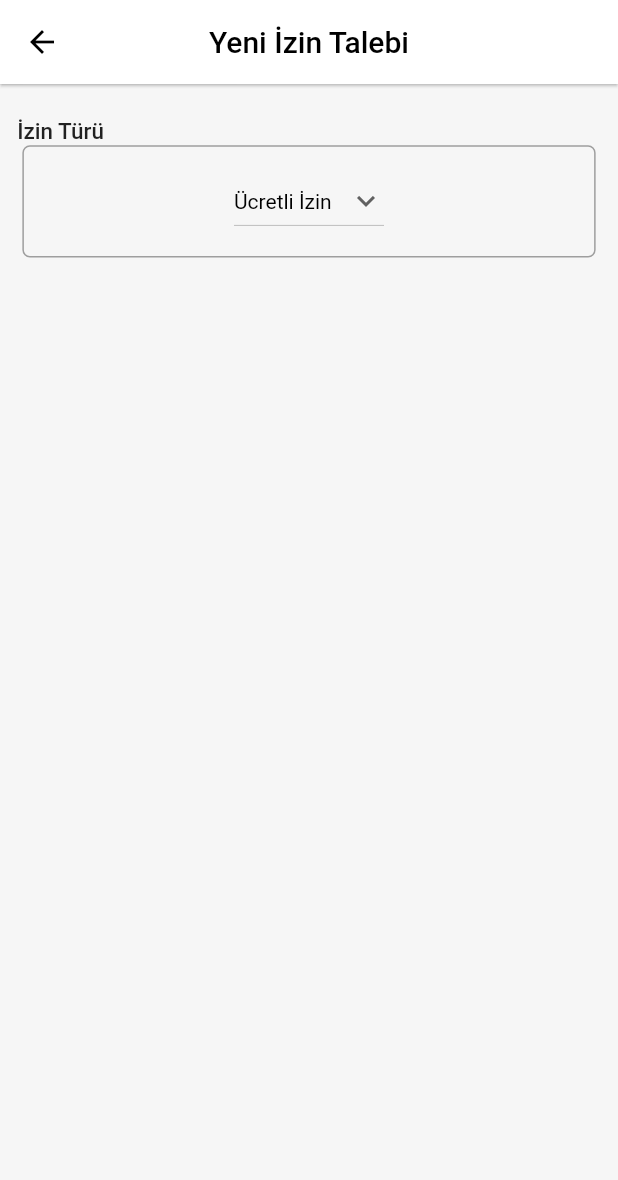
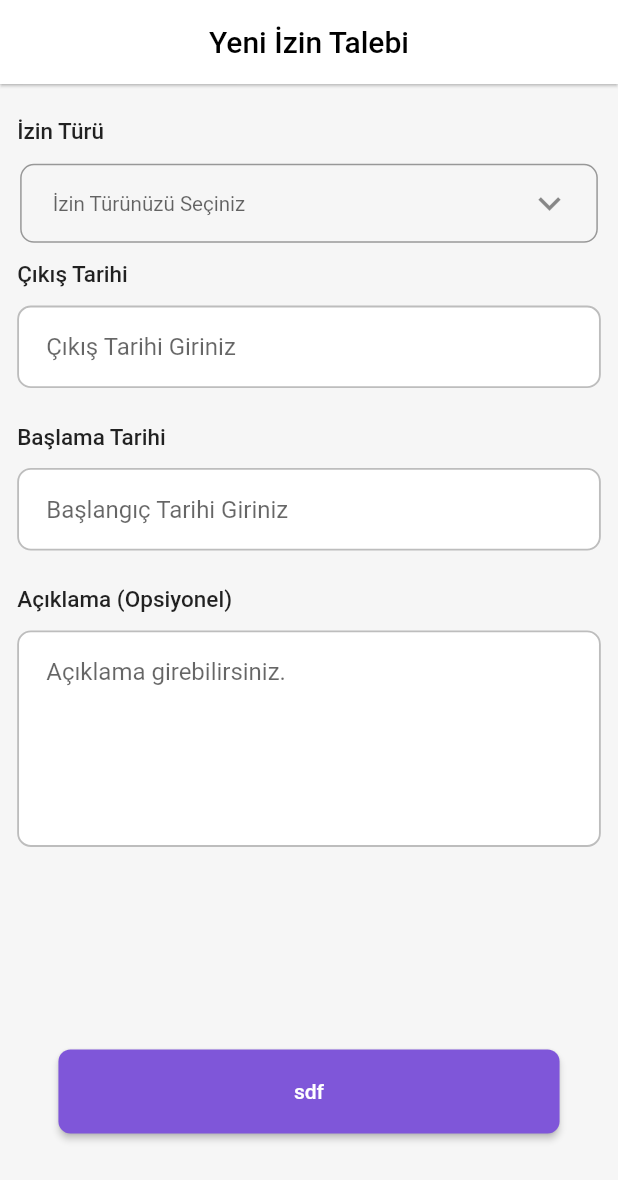
Before and after one commit to hmustafabolat/peptaskApp, a Flutter app: the AdminMainPage screen opened directly, after a tap on "Yeni İzin Talebi", on a phone screen of 412 x 824 dp. Shown: the top 1180 px of the screen. Run offline on Flutter 3.47's test engine with Material 2 defaults, Android fonts, the phone set to English and light mode, and no system bars; our stand-ins replace cloud_firestore, dotted_border, dropdown_button2, firebase_auth, firebase_core, flutter_screenutil and 1 more; accounts and stored records are empty.

Commit message:
Dropdownbutton added

```diff
--- a/lib/view/admin_main_page.dart
+++ b/lib/view/admin_main_page.dart
@@ -7,6 +7,8 @@ import 'package:peptask/widgets/cards/card_widgets.dart';
 import 'package:peptask/widgets/icons/icons.dart';
 import 'package:flutter_screenutil/flutter_screenutil.dart';
 
+import '../viewmodel/auth_viewmodel.dart';
+
 class AdminMainPage extends StatelessWidget {
   const AdminMainPage({Key? key}) : super(key: key);
 
@@ -15,21 +17,27 @@ class AdminMainPage extends StatelessWidget {
     return SafeArea(
       child: Scaffold(
         backgroundColor: Color.fromRGBO(246, 246, 246, 1),
-        appBar: AppBar(
-          title: Text(
-            "pepteam",
-            style: TextStyle(color: Colors.black),
-          ),
-          backgroundColor: Color.fromRGBO(255, 255, 255, 1),
-          elevation: 1,
-          leading: AppLogo(path: "assets/images/logo icon small.png"),
-        ),
         body: SingleChildScrollView(
-          child: Padding(
-            padding: const EdgeInsets.all(8.0),
           child: Column(
             crossAxisAlignment: CrossAxisAlignment.start,
             children: [
+              Container(
+                height: 0.07.sh,
+                color: Colors.white,
+                child: Padding(
+                  padding: EdgeInsets.only(left: 14.0),
+                  child: Row(
+                    children: [
+                      Image.asset("assets/images/logo icon small.png"),
+                      SizedBox(width: 0.02.sw),
+                      Image.asset("assets/images/pepteam_logo.png"),
+                      SizedBox(width: 0.55.sw,),
+                      CircleAvatar(child: Icon(Icons.person),)
+                    ],
+                  ),
+                ),
+              ),
+              Padding(padding: EdgeInsets.all(8), child: Column(children: [
                 CardWidgetTop(allowance: "Onaylanan İzinlerim", allowanceNum: 4),
                 CardWidgetMid(allowance: "Reddedilen İzinlerim", allowanceNum: 4),
                 CardWidgetMid2(allowance: "Ücretsiz İzinlerim", allowanceNum: 5),
@@ -48,6 +56,8 @@ class AdminMainPage extends StatelessWidget {
                   onTap: (){
                     Get.to(PermissionRequestPage());
                   },
+                  child: Padding(
+                    padding: EdgeInsets.only(right: 8.0,left: 8).r,
                     child: DottedBorder(
                       dashPattern: [6, 3, 6, 3],
                       borderType: BorderType.RRect,
@@ -63,6 +73,7 @@ class AdminMainPage extends StatelessWidget {
                             Icon(Icons.add),
                             Text(" Yeni İzin Talebi"),
                           ],
+                        ),
                       ),
                     ),
                   ),
@@ -232,8 +243,9 @@ class AdminMainPage extends StatelessWidget {
                     ),
                   ),
                 ),
+              ],),),
+
             ],
-            ),
           ),
         ),
       ),
--- a/lib/view/permission_request.dart
+++ b/lib/view/permission_request.dart
@@ -1,7 +1,20 @@
+import 'package:dropdown_button2/dropdown_button2.dart';
 import 'package:flutter/material.dart';
 import 'package:flutter_screenutil/flutter_screenutil.dart';
+import 'package:peptask/widgets/buttons/button.dart';
 import 'package:peptask/widgets/buttons/dropDownButton.dart';
+import 'package:peptask/widgets/text-field/text_field_widgets.dart';
 import 'package:peptask/widgets/text/text_widgets.dart';
+
+final List<String> permissionType = [
+  'Ücretli İzin',
+  'Ücretsiz İzin',
+  'Yıllık İzin'
+];
+
+String? selectedValue;
+
+final _formKey = GlobalKey<FormState>();
 
 class PermissionRequestPage extends StatefulWidget {
   const PermissionRequestPage({Key? key}) : super(key: key);
@@ -17,19 +30,36 @@ class _PermissionRequestPageState extends State<PermissionRequestPage> {
       child: Scaffold(
         backgroundColor: Color.fromRGBO(246, 246, 246, 1),
         appBar: AppBar(
-          leading: BackButton(color: Colors.black,),
+
           centerTitle: true,
           title: Text("Yeni İzin Talebi",style: TextStyle(color: Colors.black,),),
           backgroundColor: Color.fromRGBO(255, 255, 255, 1),
           elevation: 0.8,
         ),
-        body: Padding(
-          padding:  EdgeInsets.only(top: 20.0, left: 10, right: 10).w,
-          child: Column(children: [
-            InfoTextWidget(infoText: "İzin Türü"),
-            SizedBox(height: 0.02,),
-            IzinDropdown(),
-          ],),
+        body: SingleChildScrollView(
+          child: Padding(
+            padding:  EdgeInsets.only(top: 20.0, left: 10, right: 10).w,
+            child: Column(children: [
+              InfoTextWidget(infoText: "İzin Türü"),
+              SizedBox(height: 0.015.sh),
+              DropDownButton(),
+              SizedBox(height: 0.015.sh,),
+              InfoTextWidget(infoText: "Çıkış Tarihi"),
+              TextFieldDate(hintText: "    Çıkış Tarihi Giriniz",),
+              SizedBox(height: 0.015.sh,),
+              InfoTextWidget(infoText: "Başlama Tarihi"),
+              TextFieldDate(hintText: "    Başlangıç Tarihi Giriniz",),
+              SizedBox(height: 0.015.sh,),
+              InfoTextWidget(infoText: "Açıklama (Opsiyonel)"),
+              TextFieldExplanation(hintText: "    Açıklama girebilirsiniz."),
+              SizedBox(height: 0.15.sh,),
+              PurpleMainButton(text: "sdf", onPressed: (){}),
+              SizedBox(height: 0.05.sh,)
+
+
+
+            ],),
+          ),
         ),
       ),
     );
--- a/lib/view/register_page.dart
+++ b/lib/view/register_page.dart
@@ -31,7 +31,7 @@ class _RegisterPageState extends State<RegisterPage> {
               children: [
                 BackLogo(),
                 Padding(
-                  padding: EdgeInsets.only(top: 40, left: 15).r,
+                  padding: EdgeInsets.only(top: 50, left: 15).r,
                   child: RegisterPageSignUpText(),
                 ),
                 Padding(
@@ -42,6 +42,7 @@ class _RegisterPageState extends State<RegisterPage> {
                       child: Column(
                         mainAxisAlignment: MainAxisAlignment.center,
                         children: [
+                          SizedBox(height: 0.03.sh,),
                           InfoTextWidget(infoText: "Tam Adınız"),
                           TextFieldName(),
                           SizedBox(
--- a/lib/widgets/buttons/dropDownButton.dart
+++ b/lib/widgets/buttons/dropDownButton.dart
@@ -1,50 +1,90 @@
+import 'package:dropdown_button2/dropdown_button2.dart';
 import 'package:flutter/material.dart';
+import 'package:flutter_screenutil/flutter_screenutil.dart';
 
-class IzinDropdown extends StatefulWidget {
+final List<String> permissionType = [
+  'Ücretli İzin',
+  'Ücretsiz İzin',
+  'Yıllık İzin'
+];
+
+String? selectedValue;
+
+final _formKey = GlobalKey<FormState>();
+
+class DropDownButton extends StatefulWidget {
+  const DropDownButton({Key? key}) : super(key: key);
+
   @override
-  _IzinDropdownState createState() => _IzinDropdownState();
+  State<DropDownButton> createState() => _DropDownButtonState();
 }
 
-class _IzinDropdownState extends State<IzinDropdown> {
-  String dropdownValue = 'Ücretli İzin';
-
+class _DropDownButtonState extends State<DropDownButton> {
   @override
   Widget build(BuildContext context) {
-    final double phoneWidth = MediaQuery.of(context).size.width;
-    final double phoneHeight = MediaQuery.of(context).size.height;
+    return Form(
+      key: _formKey,
+      child: Padding(
+        padding:  EdgeInsets.symmetric(horizontal: 2),
+        child: Column(
+          mainAxisAlignment: MainAxisAlignment.center,
+          children: [
+            DropdownButtonFormField2(
+              decoration: InputDecoration(
+                isDense: false,
+                contentPadding: EdgeInsets.all(5).w,
+                border: OutlineInputBorder(
+                  borderRadius: BorderRadius.circular(8).w,
+                ),
+              ),
+              isExpanded: true,
+              hint: Text(
+                'İzin Türünüzü Seçiniz',
+                style: TextStyle(fontSize: 12.sp,),
+              ),
 
-    final double paddingVertical = phoneHeight * 0.015;
-    final double paddingHorizontal = phoneWidth * 0.34;
-
-    return Container(
-      padding: EdgeInsets.symmetric(
-        vertical: paddingVertical,
-        horizontal: paddingHorizontal,
-      ),
-      decoration: BoxDecoration(
-        border: Border.all(color: Colors.grey),
-        borderRadius: BorderRadius.circular(5),
-      ),
-      child: DropdownButton<String>(
-        value: dropdownValue,
-
-        icon: const Icon(Icons.keyboard_arrow_down_outlined),
-        iconSize: 24,
-        elevation: 16,
-        style: const TextStyle(color: Colors.black),
-
-        onChanged: (String? newValue) {
-          setState(() {
-            dropdownValue = newValue!;
-          });
-        },
-        items: <String>['Ücretli İzin', 'Ücretsiz İzin', 'Yıllık İzin', 'Mazeret İzni']
-            .map<DropdownMenuItem<String>>((String value) {
-          return DropdownMenuItem<String>(
-            value: value,
-            child: Text(value),
-          );
-        }).toList(),
+              items: permissionType
+                  .map((item) => DropdownMenuItem<String>(
+                value: item,
+                child: Text(
+                  item,
+                  style: TextStyle(
+                      fontSize: 13.sp,
+                      fontWeight: FontWeight.w400,
+                  ),
+                ),
+              ))
+                  .toList(),
+              validator: (value) {
+                if (value == null) {
+                  return 'Lütfen İzin Türü Seçiniz';
+                }
+                return null;
+              },
+              onChanged: (value) {
+              },
+              onSaved: (value) {
+                selectedValue = value.toString();
+              },
+              buttonStyleData: ButtonStyleData(
+                height: 0.05.sh,
+                padding: EdgeInsets.only(right: 10).r,
+              ),
+              iconStyleData: const IconStyleData(
+                icon: Icon(
+                  Icons.keyboard_arrow_down_outlined,
+                  color: Colors.black45,
+                ),
+                iconSize: 30,
+              ),
+              dropdownStyleData: DropdownStyleData(
+                decoration: BoxDecoration(
+                  borderRadius: BorderRadius.circular(10),
+                ),
+              ),
+            ),
+          ],
+        ),
       ),
     );
   }
--- a/lib/widgets/text-field/text_field_widgets.dart
+++ b/lib/widgets/text-field/text_field_widgets.dart
@@ -29,7 +29,7 @@ class TextFieldEmail extends StatelessWidget {
         },
         decoration: InputDecoration(
           border: InputBorder.none,
-          hintText: 'Email girin',
+          hintText: '  Email girin',
 
         ),
       ),
@@ -57,7 +57,7 @@ class TextFieldPassword extends StatelessWidget {
         obscureText: true,
         decoration: InputDecoration(
           border: InputBorder.none,
-          hintText: 'Şifre',
+          hintText: '  Şifre',
         ),
       ),
     );
@@ -81,16 +81,9 @@ class TextFieldName extends StatelessWidget {
         onSaved: (value){
           password=value;
         },
-        validator: (value) {
-          if (value == null) {
-            return 'Boş değer giremezsiniz.';
-          } else if (value.contains(' ')) {
-            return 'Boş değer giremezsiniz.';
-          } else {
-            return null;
-          }
-        },
-        obscureText: true,
+
+
+        obscureText: false,
         decoration: InputDecoration(
           border: InputBorder.none,
           hintText: 'Tam adınızı girin',
@@ -99,3 +92,53 @@ class TextFieldName extends StatelessWidget {
     );
   }
 }
+
+class TextFieldDate extends StatelessWidget {
+  final String hintText;
+  const TextFieldDate({Key? key, required this.hintText}) : super(key: key);
+
+  @override
+  Widget build(BuildContext context) {
+    return Container(
+      margin: EdgeInsets.only(top: 10, bottom: 10).r,
+      padding: EdgeInsets.all(2).w,
+      decoration: BoxDecoration(
+        border: Border.all(width: 0.003.sw, color: Colors.grey.shade400),
+        color: Colors.white,
+        borderRadius: BorderRadius.circular(8).w,
+      ),
+      child: TextFormField(
+        obscureText: false,
+        decoration: InputDecoration(
+          border: InputBorder.none,
+          hintText: hintText,
+        ),
+      ),
+    );
+  }
+}
+
+class TextFieldExplanation extends StatelessWidget {
+  final String hintText;
+  const TextFieldExplanation({Key? key, required this.hintText}) : super(key: key);
+
+  @override
+  Widget build(BuildContext context) {
+    return Container(
+      margin: EdgeInsets.only(top: 10, bottom: 10).r,
+      padding: EdgeInsets.only(top: 2, left: 2, bottom: 80).w,
+      decoration: BoxDecoration(
+        border: Border.all(width: 0.003.sw, color: Colors.grey.shade400),
+        color: Colors.white,
+        borderRadius: BorderRadius.circular(8).w,
+      ),
+      child: TextFormField(
+        obscureText: false,
+        decoration: InputDecoration(
+          border: InputBorder.none,
+          hintText: hintText,
+        ),
+      ),
+    );
+  }
+}
--- a/pubspec.yaml
+++ b/pubspec.yaml
@@ -25,6 +25,8 @@ dependencies:
   firebase_core: ^2.4.0
   cloud_firestore: ^4.2.0
   dotted_border: ^2.0.0+3
+  dropdown_button2: ^2.0.0
+  intl: ^0.17.0
 
 dev_dependencies:
   flutter_test:
```
Also changed, not shown: pubspec.lock. Lines whose indentation alone changed are shown as unchanged.
